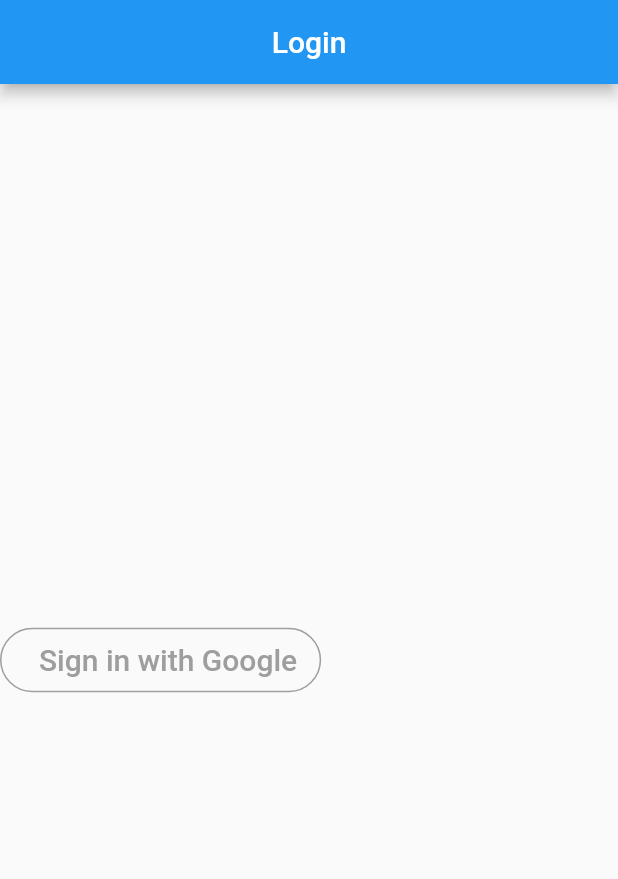
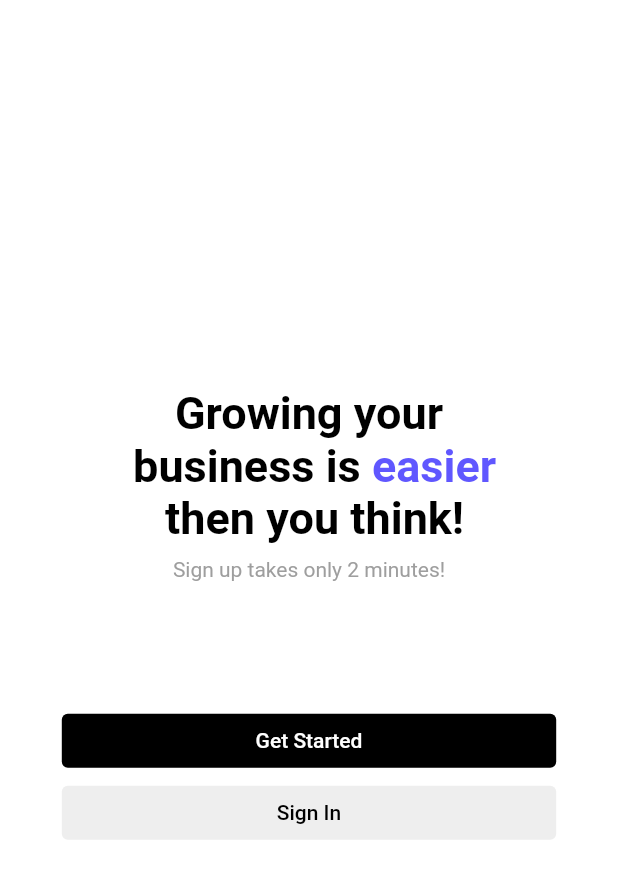
Before and after one commit to EnzoSales/tcc_app, a Flutter app: the screen it shows after launch, on a phone screen of 412 x 824 dp. Shown: the top 879 px of the screen. Run offline on Flutter 3.47's test engine with Material 2 defaults, Android fonts, the phone set to English and light mode, and no system bars; our stand-ins replace camera, cloud_firestore, firebase_auth, firebase_core, font_awesome_flutter, geolocator and 1 more; accounts and stored records are empty.

Commit message:
LoginComGoogle

```diff
--- a/lib/main.dart
+++ b/lib/main.dart
@@ -1,19 +1,27 @@
+import 'dart:collection';
+import 'package:tcc_app/welcome_page.dart';
 import 'package:firebase_auth/firebase_auth.dart';
 import 'package:flutter/material.dart';
 import 'package:tcc_app/Home.dart';
 import 'package:tcc_app/loginGoogle.dart';
 import 'package:firebase_core/firebase_core.dart';
 import 'package:cloud_firestore/cloud_firestore.dart';
-import 'package:firebase_auth/firebase_auth.dart';
+import 'package:flutter/services.dart';
 import 'package:google_sign_in/google_sign_in.dart';
+import 'package:tcc_app/sign_in_page.dart';
+import 'package:tcc_app/services/firebase_services.dart';
+import 'package:tcc_app/HomePage.dart';
 
-void main() => runApp(
-  MaterialApp(
-    title: "App",
-    home: Login(),
-
-  )
-);
+void main() async {
+  WidgetsFlutterBinding.ensureInitialized();
+  await Firebase.initializeApp();
+  runApp(
+    MaterialApp(
+      title: "App",
+      home: Login(),
+    )
+  );
+}
 
 class Login extends StatefulWidget {
   const Login({Key key}) : super(key: key);
@@ -27,61 +35,56 @@ class _LoginState extends State<Login> {
 
 
   Widget build(BuildContext context) {
+
     return MaterialApp(
-      home: Scaffold(
-        appBar: AppBar(
-          title: Text("Login"),
-          centerTitle: true,
-        ),
-        body: Column(
-          mainAxisAlignment: MainAxisAlignment.center,
-          mainAxisSize: MainAxisSize.max,
-          children: <Widget>[
-            _signInButton()
-          ],
-        ),
+      debugShowCheckedModeBanner: false,
+      title: Constants.title,
+      initialRoute: '/',
+      routes: Navigate.routes,
+      theme: ThemeData(
+        primarySwatch: Colors.blue,
       ),
     );
   }
+}
 
-  Widget _signInButton() {
-    return OutlineButton(
-      splashColor: Colors.grey,
-      onPressed: () {
-        signInWithGoogle().whenComplete(() {
-          Navigator.of(context).push(
-            MaterialPageRoute(
-              builder: (context) {
-                return ScreenHome();
-              },
-            ),
-          );
-        });
-      },
-      shape: RoundedRectangleBorder(borderRadius: BorderRadius.circular(40)),
-      highlightElevation: 0,
-      borderSide: BorderSide(color: Colors.grey),
-      child: Padding(
-        padding: const EdgeInsets.fromLTRB(0, 10, 0, 10),
-        child: Row(
-          mainAxisSize: MainAxisSize.min,
-          mainAxisAlignment: MainAxisAlignment.center,
-          children: <Widget>[
-            // Image(image: AssetImage("assets/google_logo.png"), height: 35.0),
-            Padding(
-              padding: const EdgeInsets.only(left: 10),
-              child: Text(
-                'Sign in with Google',
-                style: TextStyle(
-                  fontSize: 20,
-                  color: Colors.grey,
-                ),
-              ),
-            )
-          ],
-        ),
-      ),
-    );
-  }
+class Navigate {
+  static Map<String, Widget Function(BuildContext)> routes =   {
+    '/' : (context) => WelcomePage(),
+    '/sign-in' : (context) => SignPage(),
+    '/home'  : (context) => HomePage()
+  };
+}
 
+class Constants {
+  //colors
+  static const kPrimaryColor = Color(0xFFFFFFFF);
+  static const kGreyColor = Color(0xFFEEEEEE);
+  static const kBlackColor = Color(0xFF000000);
+  static const kDarkGreyColor = Color(0xFF9E9E9E);
+  static const kDarkBlueColor = Color(0xFF6057FF);
+  static const kBorderColor = Color(0xFFEFEFEF);
+
+  //text
+  static const title = "Google Sign In";
+  static const textIntro = "Growing your \n business is ";
+  static const textIntroDesc1 = "easier \n ";
+  static const textIntroDesc2 = "then you think!";
+  static const textSmallSignUp = "Sign up takes only 2 minutes!";
+  static const textSignIn = "Sign In";
+  static const textStart = "Get Started";
+  static const textSignInTitle = "Bem Vindo";
+  static const textSmallSignIn = "Faça login com Google";
+  static const textSignInGoogle = "Sign In With Google";
+  static const textAcc = "Don't have an account? ";
+  static const textSignUp = "Sign Up here";
+  static const textHome = "Home";
+
+  //navigate
+  static const signInNavigate = '/sign-in';
+  static const homeNavigate = '/home';
+
+  static const statusBarColor = SystemUiOverlayStyle(
+      statusBarColor: Constants.kPrimaryColor,
+      statusBarIconBrightness: Brightness.dark);
 }
--- /dev/null
+++ b/lib/welcome_page.dart
@@ -0,0 +1,96 @@
+import 'package:flutter/material.dart';
+import 'package:firebase_auth/firebase_auth.dart';
+import 'package:tcc_app/main.dart';
+
+
+
+class WelcomePage extends StatefulWidget {
+  const WelcomePage({ Key key }) : super(key: key);
+
+  @override
+  State<WelcomePage> createState() => _WelcomePageState();
+}
+
+class _WelcomePageState extends State<WelcomePage> {
+  @override
+  Widget build(BuildContext context) {
+    Size size = MediaQuery.of(context).size;
+    User result = FirebaseAuth.instance.currentUser;
+    return Scaffold(
+        backgroundColor: Constants.kPrimaryColor,
+        body: AnnotatedRegion(
+          value: Constants.statusBarColor,
+          child: Center(
+            child: Column(
+              mainAxisAlignment: MainAxisAlignment.center,
+              children: [
+                RichText(
+                    textAlign: TextAlign.center,
+                    text: TextSpan(children: <TextSpan>[
+                      TextSpan(
+                          text: Constants.textIntro,
+                          style: TextStyle(
+                            color: Constants.kBlackColor,
+                            fontWeight: FontWeight.bold,
+                            fontSize: 30.0,
+                          )),
+                      TextSpan(
+                          text: Constants.textIntroDesc1,
+                          style: TextStyle(
+                              color: Constants.kDarkBlueColor,
+                              fontWeight: FontWeight.bold,
+                              fontSize: 30.0)),
+                      TextSpan(
+                          text: Constants.textIntroDesc2,
+                          style: TextStyle(
+                              color: Constants.kBlackColor,
+                              fontWeight: FontWeight.bold,
+                              fontSize: 30.0)),
+                    ])),
+                SizedBox(height: size.height * 0.01),
+                Text(
+                  Constants.textSmallSignUp,
+                  style: TextStyle(color: Constants.kDarkGreyColor),
+                ),
+                SizedBox(height: size.height * 0.1),
+                SizedBox(
+                  width: size.width * 0.8,
+                  child: OutlinedButton(
+                    onPressed: () {
+                      result == null
+                          ? Navigator.pushNamed(
+                              context, Constants.signInNavigate)
+                          : Navigator.pushReplacementNamed(
+                              context, Constants.homeNavigate);
+                    },
+                    child: Text(Constants.textStart),
+                    style: ButtonStyle(
+                        foregroundColor: MaterialStateProperty.all<Color>(
+                            Constants.kPrimaryColor),
+                        backgroundColor: MaterialStateProperty.all<Color>(
+                            Constants.kBlackColor),
+                        side: MaterialStateProperty.all<BorderSide>(
+                            BorderSide.none)),
+                  ),
+                ),
+                SizedBox(
+                  width: size.width * 0.8,
+                  child: OutlinedButton(
+                    onPressed: () {},
+                    child: Text(
+                      Constants.textSignIn,
+                      style: TextStyle(color: Constants.kBlackColor),
+                    ),
+                    style: ButtonStyle(
+                        backgroundColor: MaterialStateProperty.all<Color>(
+                            Constants.kGreyColor),
+                        side: MaterialStateProperty.all<BorderSide>(
+                            BorderSide.none)),
+                  ),
+                )
+              ],
+            ),
+          ),
+        ));
+  }
+}
--- a/pubspec.yaml
+++ b/pubspec.yaml
@@ -18,9 +18,8 @@ dependencies:
   camera: 0.9.4+19
   geolocator: ^7.3.0
   geocoding: ^2.0.0
-  clound_firestore: ^2.3.0
+  font_awesome_flutter: ^9.2.0
   permission_handler: 9.2.0
-  font_awesome_flutter: 8.11.0
   google_fonts: 2.1.0
   google_sign_in: 5.2.1
   intl: 0.17.0
@@ -41,7 +40,7 @@ dependencies:
   # firebase_core: ^0.4.0+9
 
   # Add the dependency for the FlutterFire plugin for Google Analytics
-  firebase_analytics: ^5.0.2
+  #firebase_analytics: ^5.0.2
 
   # Add the dependencies for any other Firebase products you want to use in your app
   # For example, to use Firebase Authentication and Cloud Firestore
```
Also changed, not shown: lib/homePage.dart (added, +57 -0 lines), lib/lancarDados.dart (+39 -21 lines), lib/loginGoogle.dart (+0 -30 lines), lib/services/firebase_services.dart (added, +30 -0 lines), lib/sign_in_page.dart (added, +131 -0 lines), pubspec.lock, 1 other file.
